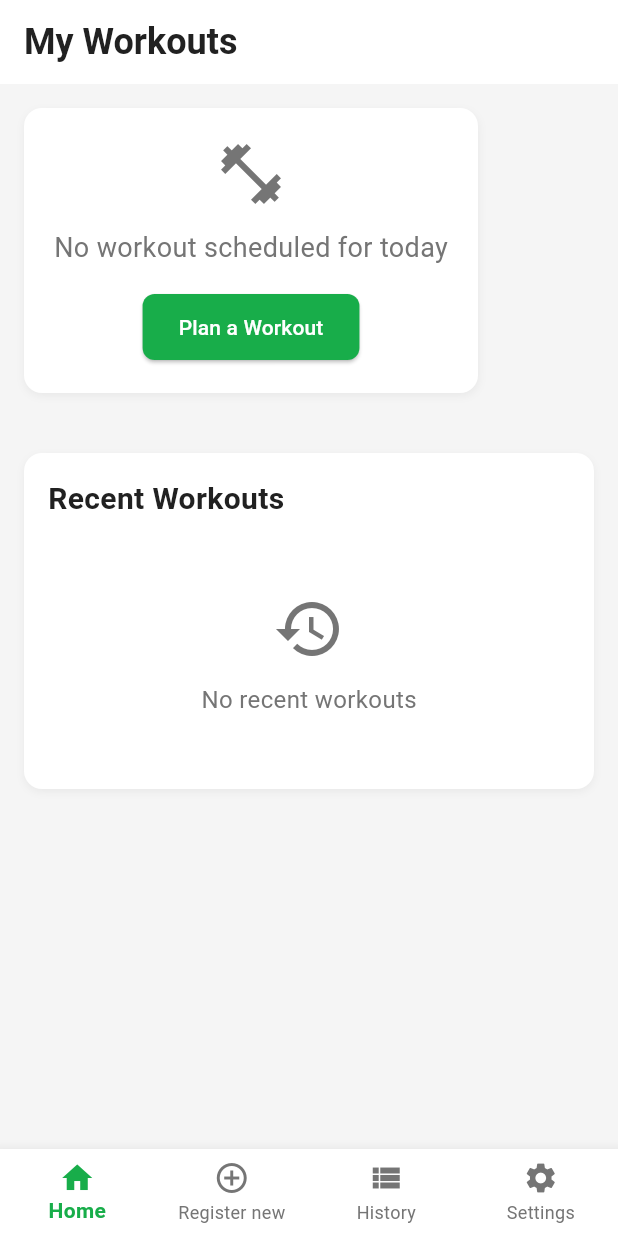
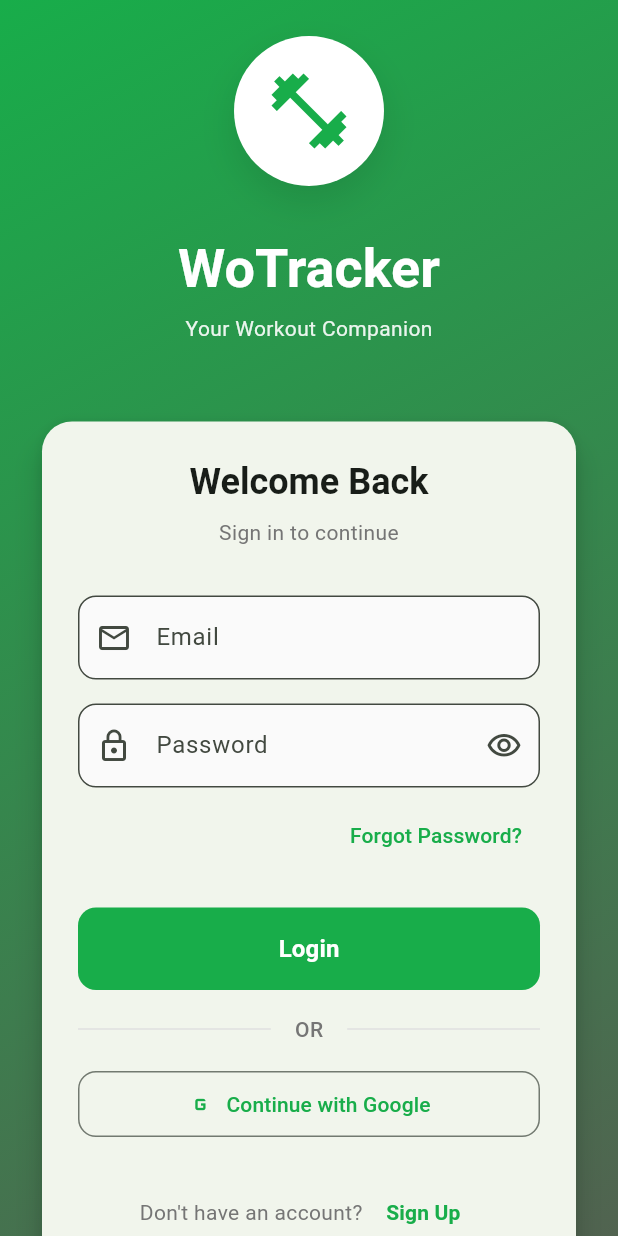
Before and after one commit to MReyes82/wo-tracker, a Flutter app: the screen it shows after launch, on a phone screen of 412 x 824 dp. Run offline on Flutter 3.47's test engine with Material 3 defaults, Android fonts, the phone set to English and light mode, and no system bars; our stand-ins replace shared_preferences, sqflite, sqflite_common_ffi, sqflite_common_ffi_web; accounts and stored records are empty.

Commit message:
minor bugfixes

```diff
--- a/lib/app.dart
+++ b/lib/app.dart
@@ -4,6 +4,7 @@ import 'package:wo_tracker/generated/l10n/app_localizations.dart';
 import 'package:provider/provider.dart';
 import 'core/themes/app_colors.dart';
 import 'features/navigation/main_navigation.dart';
+import 'features/auth/views/login_screen.dart';
 import 'features/home/view_models/home_view_model.dart';
 import 'features/settings/view_models/settings_view_model.dart';
 
@@ -56,7 +57,7 @@ class WoTrackerApp extends StatelessWidget {
                 ),
               ),
             ),
-            home: MainNavigation(key: mainNavigationKey),
+            home: const LoginScreen(),
           );
         },
       ),
--- a/lib/core/db/database_helper.dart
+++ b/lib/core/db/database_helper.dart
@@ -157,8 +157,10 @@ class DatabaseHelper {
         id INTEGER PRIMARY KEY AUTOINCREMENT,
         template_id INTEGER,
         title TEXT,
-        start_time TEXT NOT NULL,
+        start_time TEXT,
         mesocycle_id INTEGER,
+        week_number INTEGER,
+        session_order INTEGER,
         end_time TEXT,
         notes TEXT,
         created_at TEXT,
--- /dev/null
+++ b/lib/features/auth/views/login_screen.dart
@@ -0,0 +1,338 @@
+import 'package:flutter/material.dart';
+import '../../navigation/main_navigation.dart';
+
+class LoginScreen extends StatefulWidget {
+  const LoginScreen({super.key});
+
+  @override
+  State<LoginScreen> createState() => _LoginScreenState();
+}
+
+class _LoginScreenState extends State<LoginScreen> {
+  final _formKey = GlobalKey<FormState>();
+  final _emailController = TextEditingController();
+  final _passwordController = TextEditingController();
+  bool _obscurePassword = true;
+  bool _isLoading = false;
+
+  @override
+  void dispose() {
+    _emailController.dispose();
+    _passwordController.dispose();
+    super.dispose();
+  }
+
+  void _handleLogin() {
+    if (_formKey.currentState!.validate()) {
+      setState(() {
+        _isLoading = true;
+      });
+
+      // Simulate a login delay
+      Future.delayed(const Duration(seconds: 2), () {
+        if (mounted) {
+          setState(() {
+            _isLoading = false;
+          });
+
+          // Navigate to main app (no actual auth)
+          Navigator.of(context).pushReplacement(
+            MaterialPageRoute(
+              builder: (context) => MainNavigation(key: mainNavigationKey),
+            ),
+          );
+        }
+      });
+    }
+  }
+
+  @override
+  Widget build(BuildContext context) {
+    return Scaffold(
+      body: Container(
+        decoration: BoxDecoration(
+          gradient: LinearGradient(
+            begin: Alignment.topLeft,
+            end: Alignment.bottomRight,
+            colors: [
+              Theme.of(context).colorScheme.primary,
+              Theme.of(context).colorScheme.secondary,
+            ],
+          ),
+        ),
+        child: SafeArea(
+          child: Center(
+            child: SingleChildScrollView(
+              padding: const EdgeInsets.all(24.0),
+              child: Column(
+                mainAxisAlignment: MainAxisAlignment.center,
+                children: [
+                  // Logo/Icon
+                  Container(
+                    padding: const EdgeInsets.all(20),
+                    decoration: BoxDecoration(
+                      color: Colors.white,
+                      shape: BoxShape.circle,
+                      boxShadow: [
+                        BoxShadow(
+                          color: Colors.black.withOpacity(0.1),
+                          blurRadius: 20,
+                          offset: const Offset(0, 10),
+                        ),
+                      ],
+                    ),
+                    child: Icon(
+                      Icons.fitness_center,
+                      size: 60,
+                      color: Theme.of(context).colorScheme.primary,
+                    ),
+                  ),
+                  const SizedBox(height: 32),
+
+                  // App Name
+                  Text(
+                    'WoTracker',
+                    style: Theme.of(context).textTheme.headlineLarge?.copyWith(
+                          color: Colors.white,
+                          fontWeight: FontWeight.bold,
+                          fontSize: 36,
+                        ),
+                  ),
+                  const SizedBox(height: 8),
+                  Text(
+                    'Your Workout Companion',
+                    style: Theme.of(context).textTheme.bodyMedium?.copyWith(
+                          color: Colors.white.withOpacity(0.9),
+                        ),
+                  ),
+                  const SizedBox(height: 48),
+
+                  // Login Card
+                  Card(
+                    elevation: 8,
+                    shape: RoundedRectangleBorder(
+                      borderRadius: BorderRadius.circular(20),
+                    ),
+                    child: Padding(
+                      padding: const EdgeInsets.all(24.0),
+                      child: Form(
+                        key: _formKey,
+                        child: Column(
+                          crossAxisAlignment: CrossAxisAlignment.stretch,
+                          children: [
+                            Text(
+                              'Welcome Back',
+                              style: Theme.of(context).textTheme.headlineSmall?.copyWith(
+                                    fontWeight: FontWeight.bold,
+                                  ),
+                              textAlign: TextAlign.center,
+                            ),
+                            const SizedBox(height: 8),
+                            Text(
+                              'Sign in to continue',
+                              style: Theme.of(context).textTheme.bodyMedium?.copyWith(
+                                    color: Colors.grey[600],
+                                  ),
+                              textAlign: TextAlign.center,
+                            ),
+                            const SizedBox(height: 32),
+
+                            // Email Field
+                            TextFormField(
+                              controller: _emailController,
+                              keyboardType: TextInputType.emailAddress,
+                              decoration: InputDecoration(
+                                labelText: 'Email',
+                                hintText: 'Enter your email',
+                                prefixIcon: const Icon(Icons.email_outlined),
+                                border: OutlineInputBorder(
+                                  borderRadius: BorderRadius.circular(12),
+                                ),
+                                filled: true,
+                                fillColor: Colors.grey[50],
+                              ),
+                              validator: (value) {
+                                if (value == null || value.isEmpty) {
+                                  return 'Please enter your email';
+                                }
+                                if (!value.contains('@')) {
+                                  return 'Please enter a valid email';
+                                }
+                                return null;
+                              },
+                            ),
+                            const SizedBox(height: 16),
+
+                            // Password Field
+                            TextFormField(
+                              controller: _passwordController,
+                              obscureText: _obscurePassword,
+                              decoration: InputDecoration(
+                                labelText: 'Password',
+                                hintText: 'Enter your password',
+                                prefixIcon: const Icon(Icons.lock_outline),
+                                suffixIcon: IconButton(
+                                  icon: Icon(
+                                    _obscurePassword
+                                        ? Icons.visibility_outlined
+                                        : Icons.visibility_off_outlined,
+                                  ),
+                                  onPressed: () {
+                                    setState(() {
+                                      _obscurePassword = !_obscurePassword;
+                                    });
+                                  },
+                                ),
+                                border: OutlineInputBorder(
+                                  borderRadius: BorderRadius.circular(12),
+                                ),
+                                filled: true,
+                                fillColor: Colors.grey[50],
+                              ),
+                              validator: (value) {
+                                if (value == null || value.isEmpty) {
+                                  return 'Please enter your password';
+                                }
+                                if (value.length < 6) {
+                                  return 'Password must be at least 6 characters';
+                                }
+                                return null;
+                              },
+                            ),
+                            const SizedBox(height: 8),
+
+                            // Forgot Password
+                            Align(
+                              alignment: Alignment.centerRight,
+                              child: TextButton(
+                                onPressed: () {
+                                  ScaffoldMessenger.of(context).showSnackBar(
+                                    const SnackBar(
+                                      content: Text('Forgot password (dummy action)'),
+                                    ),
+                                  );
+                                },
+                                child: Text(
+                                  'Forgot Password?',
+                                  style: TextStyle(
+                                    color: Theme.of(context).colorScheme.primary,
+                                  ),
+                                ),
+                              ),
+                            ),
+                            const SizedBox(height: 24),
+
+                            // Login Button
+                            FilledButton(
+                              onPressed: _isLoading ? null : _handleLogin,
+                              style: FilledButton.styleFrom(
+                                padding: const EdgeInsets.symmetric(vertical: 16),
+                                shape: RoundedRectangleBorder(
+                                  borderRadius: BorderRadius.circular(12),
+                                ),
+                              ),
+                              child: _isLoading
+                                  ? const SizedBox(
+                                      height: 20,
+                                      width: 20,
+                                      child: CircularProgressIndicator(
+                                        strokeWidth: 2,
+                                        color: Colors.white,
+                                      ),
+                                    )
+                                  : const Text(
+                                      'Login',
+                                      style: TextStyle(
+                                        fontSize: 16,
+                                        fontWeight: FontWeight.bold,
+                                      ),
+                                    ),
+                            ),
+                            const SizedBox(height: 16),
+
+                            // Divider
+                            Row(
+                              children: [
+                                Expanded(child: Divider(color: Colors.grey[300])),
+                                Padding(
+                                  padding: const EdgeInsets.symmetric(horizontal: 16),
+                                  child: Text(
+                                    'OR',
+                                    style: TextStyle(
+                                      color: Colors.grey[600],
+                                      fontWeight: FontWeight.w500,
+                                    ),
+                                  ),
+                                ),
+                                Expanded(child: Divider(color: Colors.grey[300])),
+                              ],
+                            ),
+                            const SizedBox(height: 16),
+
+                            // Social Login Buttons
+                            OutlinedButton.icon(
+                              onPressed: () {
+                                ScaffoldMessenger.of(context).showSnackBar(
+                                  const SnackBar(
+                                    content: Text('Google login (dummy action)'),
+                                  ),
+                                );
+                              },
+                              icon: const Icon(Icons.g_mobiledata),
+                              label: const Text('Continue with Google'),
+                              style: OutlinedButton.styleFrom(
+                                padding: const EdgeInsets.symmetric(vertical: 12),
+                                shape: RoundedRectangleBorder(
+                                  borderRadius: BorderRadius.circular(12),
+                                ),
+                              ),
+                            ),
+                            const SizedBox(height: 24),
+
+                            // Sign Up Link
+                            Row(
+                              mainAxisAlignment: MainAxisAlignment.center,
+                              children: [
+                                Text(
+                                  "Don't have an account? ",
+                                  style: TextStyle(color: Colors.grey[600]),
+                                ),
+                                TextButton(
+                                  onPressed: () {
+                                    // Navigate to register tab in main navigation
+                                    Navigator.of(context).pushReplacement(
+                                      MaterialPageRoute(
+                                        builder: (context) {
+                                          // Navigate to main screen with register tab (index 1)
+                                          Future.microtask(() {
+                                            mainNavigationKey.currentState?.switchTab(1);
+                                          });
+                                          return MainNavigation(key: mainNavigationKey);
+                                        },
+                                      ),
+                                    );
+                                  },
+                                  child: Text(
+                                    'Sign Up',
+                                    style: TextStyle(
+                                      color: Theme.of(context).colorScheme.primary,
+                                      fontWeight: FontWeight.bold,
+                                    ),
+                                  ),
+                                ),
+                              ],
+                            ),
+                          ],
+                        ),
+                      ),
+                    ),
+                  ),
+                ],
+              ),
+            ),
+          ),
+        ),
+      ),
+    );
+  }
+}
--- a/lib/features/history/views/records_screen.dart
+++ b/lib/features/history/views/records_screen.dart
@@ -759,7 +759,11 @@ class _RecordsScreenState extends State<RecordsScreen> {
                 ),
                 const SizedBox(height: 4),
                 Text(
-                  DateFormat('MMM d, y').format(session.startTime),
+                  session.startTime != null
+                      ? DateFormat.yMMMd(Localizations.localeOf(context).toString()).format(session.startTime!)
+                      : (session.endTime != null
+                          ? DateFormat.yMMMd(Localizations.localeOf(context).toString()).format(session.endTime!)
+                          : l10n.notStarted),
                   style: const TextStyle(
                     fontSize: 14,
                     color: AppColors.textSecondary,
--- a/lib/features/home/widgets/today_workout_card.dart
+++ b/lib/features/home/widgets/today_workout_card.dart
@@ -78,7 +78,7 @@ class TodayWorkoutCard extends StatelessWidget {
           borderRadius: BorderRadius.circular(12),
           boxShadow: [
             BoxShadow(
-              color: AppColors.primary.withOpacity(0.3),
+              color: AppColors.primary.withValues(alpha: 0.3),
               blurRadius: 8,
               offset: const Offset(0, 4),
             ),
@@ -124,7 +124,9 @@ class TodayWorkoutCard extends StatelessWidget {
                 ),
                 const SizedBox(width: 4),
                 Text(
-                  DateFormat('h:mm a').format(workout!.startTime),
+                  workout!.startTime != null
+                      ? DateFormat.jm(Localizations.localeOf(context).toString()).format(workout!.startTime!)
+                      : l10n.notStarted,
                   style: const TextStyle(
                     fontSize: 14,
                     color: Colors.white70,
@@ -139,7 +141,7 @@ class TodayWorkoutCard extends StatelessWidget {
                 Container(
                   padding: const EdgeInsets.symmetric(horizontal: 16, vertical: 8),
                   decoration: BoxDecoration(
-                    color: Colors.white.withOpacity(0.2),
+                    color: Colors.white.withValues(alpha: 0.2),
                     borderRadius: BorderRadius.circular(20),
                   ),
                   child: Row(
--- a/lib/features/home/widgets/workout_card.dart
+++ b/lib/features/home/widgets/workout_card.dart
@@ -46,7 +46,11 @@ class WorkoutCard extends StatelessWidget {
                 ),
                 const SizedBox(height: 4),
                 Text(
-                  DateFormat('MMM d, yyyy').format(workout.startTime),
+                  workout.startTime != null
+                      ? DateFormat.yMMMd(Localizations.localeOf(context).toString()).format(workout.startTime!)
+                      : (workout.endTime != null
+                          ? DateFormat.yMMMd(Localizations.localeOf(context).toString()).format(workout.endTime!)
+                          : l10n.notStarted),
                   style: const TextStyle(
                     fontSize: 14,
                     color: AppColors.textSecondary,
--- a/lib/features/workout/models/workout_session.dart
+++ b/lib/features/workout/models/workout_session.dart
@@ -2,8 +2,10 @@ class WorkoutSession {
   final int? id;
   final int? templateId;
   final String? title;
-  final DateTime startTime;
+  final DateTime? startTime;
   final int? mesocycleId;
+  final int? weekNumber;
+  final int? sessionOrder;
   final DateTime? endTime;
   final String? notes;
   final DateTime? createdAt;
@@ -12,8 +14,10 @@ class WorkoutSession {
     this.id,
     this.templateId,
     this.title,
-    required this.startTime,
+    this.startTime,
     this.mesocycleId,
+    this.weekNumber,
+    this.sessionOrder,
     this.endTime,
     this.notes,
     this.createdAt,
@@ -24,8 +28,10 @@ class WorkoutSession {
       'id': id,
       'template_id': templateId,
       'title': title,
-      'start_time': startTime.toIso8601String(),
+      'start_time': startTime?.toIso8601String(),
       'mesocycle_id': mesocycleId,
+      'week_number': weekNumber,
+      'session_order': sessionOrder,
       'end_time': endTime?.toIso8601String(),
       'notes': notes,
       'created_at': createdAt?.toIso8601String(),
@@ -37,8 +43,12 @@ class WorkoutSession {
       id: map['id'] as int?,
       templateId: map['template_id'] as int?,
       title: map['title'] as String?,
-      startTime: DateTime.parse(map['start_time'] as String),
+      startTime: map['start_time'] != null
+          ? DateTime.parse(map['start_time'] as String)
+          : null,
       mesocycleId: map['mesocycle_id'] as int?,
+      weekNumber: map['week_number'] as int?,
+      sessionOrder: map['session_order'] as int?,
       endTime: map['end_time'] != null
           ? DateTime.parse(map['end_time'] as String)
           : null,
@@ -52,6 +62,6 @@ class WorkoutSession {
   @override
   String toString() {
     return 'WorkoutSession{id: $id, templateId: $templateId, title: $title, '
-           'startTime: $startTime, mesocycleId: $mesocycleId, endTime: $endTime}';
+           'startTime: $startTime, mesocycleId: $mesocycleId, weekNumber: $weekNumber, sessionOrder: $sessionOrder, endTime: $endTime}';
   }
 }
--- a/lib/l10n/app_es.arb
+++ b/lib/l10n/app_es.arb
@@ -917,5 +917,7 @@
       }
     }
   },
-  "unitSystemLabel": "Sistema de Unidades"
+  "unitSystemLabel": "Sistema de Unidades",
+  "notStartedYet": "Aún no iniciado",
+  "notStarted": "No iniciado"
 }
```
Also changed, not shown: lib/features/home/view_models/home_view_model.dart (+43 -33 lines), lib/features/mesocycle/views/edit_mesocycle_screen.dart (+4 -4 lines), lib/features/mesocycle/views/new_mesocycle_screen.dart (+4 -5 lines), lib/features/workout/view_models/workout_detail_view_model.dart (+8 -2 lines), lib/features/workout/views/workout_detail_screen.dart (+22 -7 lines), lib/l10n/app_en.arb (+10 -0 lines), lib/features/home/widgets/current_workout_card.dart (deleted), lib/generated/l10n/app_localizations.dart, lib/generated/l10n/app_localizations_en.dart, lib/generated/l10n/app_localizations_es.dart.
